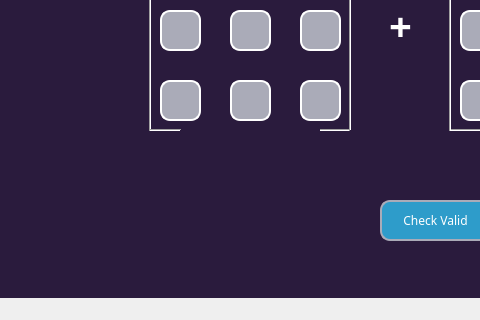
Old version of the form matrix_create_question.ui in the repository SarahChaudhary/ENGF0002-Scenario2; both pictures show x 0 to 480 and y 280 to 600 of the 800 by 600 pixel window.
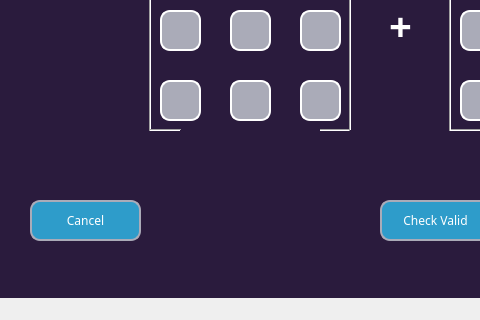
New version of the form.

Commit message: screens now fully cycle (except create account to sign in)

```diff
--- a/matrix_create_question.ui
+++ b/matrix_create_question.ui
@@ -677,6 +677,19 @@
      </property>
     </widget>
    </widget>
+   <widget class="QPushButton" name="q_cancel">
+    <property name="geometry">
+     <rect>
+      <x>30</x>
+      <y>480</y>
+      <width>111</width>
+      <height>41</height>
+     </rect>
+    </property>
+    <property name="text">
+     <string>Cancel</string>
+    </property>
+   </widget>
   </widget>
   <widget class="QStatusBar" name="statusbar"/>
  </widget>
```
The commit also changes 3 other files.
